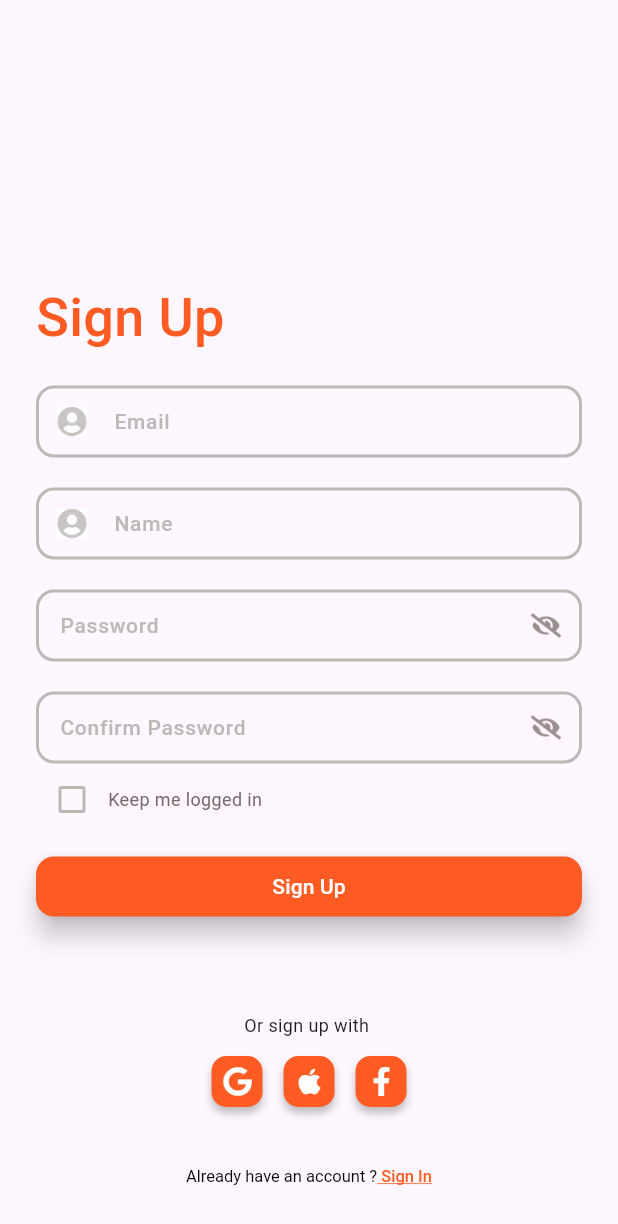
After one commit to robertojanitrasusilo/Si-Kantin, a Flutter app: the screen it shows after launch, after a tap on an icon or button, on a phone screen of 412 x 824 dp. The commit adds this screen. Shown: the top 1224 px of the screen. Run offline on Flutter 3.47's test engine with Material 3 defaults, Android fonts, the phone set to English and light mode, and no system bars; our stand-ins replace google_fonts.

Commit message:
feat(screen) : add sign up page

```diff
--- a/lib/main.dart
+++ b/lib/main.dart
@@ -11,13 +11,19 @@ class MyApp extends StatelessWidget {
 
   @override
   Widget build(BuildContext context) {
-    Size mobileSize = MediaQuery.of(context).size;
     return MaterialApp(
       debugShowCheckedModeBanner: false,
       theme: ThemeData(
           useMaterial3: true,
           textTheme: GoogleFonts.robotoTextTheme(Theme.of(context).textTheme)),
-      home: SignInScreen(),
+      home: SignInPage(),
     );
   }
 }
+
+//* Variable buat ngatur state pada widget
+Size? ratioScreenSize;
+bool isSeePasword = false;
+bool isToSignUp = false;
+bool isChecked = false;
+bool seePasword = false;
--- a/lib/theme.dart
+++ b/lib/theme.dart
@@ -1,5 +1,6 @@
 // Design of the theme
 import 'package:flutter/material.dart';
+import 'package:sikantin/main.dart';
 import 'package:sikantin/views/signin_page.dart';
 // 1. Color
 
--- a/lib/views/signin_page.dart
+++ b/lib/views/signin_page.dart
@@ -1,23 +1,19 @@
 import 'package:flutter/material.dart';
+import 'package:sikantin/main.dart';
 import 'package:sikantin/theme.dart';
+import 'package:sikantin/views/signup_page.dart';
 import 'package:sikantin/widgets/fieldtext.dart';
 import 'package:sikantin/widgets/icon_tombol.dart';
 import 'package:sikantin/widgets/tombol.dart';
 
-Size? ratioScreenSize;
-bool isSeePasword = false;
-
-class SignInScreen extends StatefulWidget {
-  const SignInScreen({super.key});
+class SignInPage extends StatefulWidget {
+  const SignInPage({super.key});
 
   @override
-  State<SignInScreen> createState() => _SignInScreenState();
+  State<SignInPage> createState() => _SignInPageState();
 }
 
-class _SignInScreenState extends State<SignInScreen> {
-  bool isChecked = false;
-  bool seePasword = false;
-
+class _SignInPageState extends State<SignInPage> {
   @override
   Widget build(BuildContext context) {
     ratioScreenSize = MediaQuery.of(context).size;
@@ -26,9 +22,9 @@ class _SignInScreenState extends State<SignInScreen> {
 
     return Scaffold(
         //* Biar bisa ngescroll pas keyboard muncul
-      body: SingleChildScrollView(
+        body: isToSignUp == false
+            ? SingleChildScrollView(
                 child: Stack(
-          alignment: Alignment.center,
                 children: [
                   //* Background ayam kampus
                   Positioned(
@@ -69,10 +65,11 @@ class _SignInScreenState extends State<SignInScreen> {
                           hintText: "Password",
                           isPassword: seePasword == true ? false : true,
                           isSeePasword: Padding(
-                        padding:
-                            EdgeInsets.only(top: 13, bottom: 15, right: 15),
+                              padding: EdgeInsets.only(
+                                  top: 13, bottom: 15, right: 15),
                               child: GestureDetector(
-                          onTap: () => setState(() => seePasword = !seePasword),
+                                onTap: () =>
+                                    setState(() => seePasword = !seePasword),
                                 child: seePasword == true
                                     ? Image.asset('assets/see_password.png')
                                     : Image.asset('assets/hidden_password.png'),
@@ -108,20 +105,23 @@ class _SignInScreenState extends State<SignInScreen> {
                         SizedBox(height: 60),
                         Center(
                           child: Column(children: [
-                      Text('Or sign up with ',
+                            Text('Or sign in with ',
                                 style: regularStyle.copyWith(fontSize: 12)),
                             SizedBox(height: 12),
                             //* Linked Account to socmed
                             Row(children: [
                               Spacer(),
                               IconTombol(
-                            assetImage: "assets/google.png", pressed: () {}),
+                                  assetImage: "assets/google.png",
+                                  pressed: () {}),
                               SizedBox(width: 14),
                               IconTombol(
-                            assetImage: "assets/apple.png", pressed: () {}),
+                                  assetImage: "assets/apple.png",
+                                  pressed: () {}),
                               SizedBox(width: 14),
                               IconTombol(
-                            assetImage: "assets/facebook.png", pressed: () {}),
+                                  assetImage: "assets/facebook.png",
+                                  pressed: () {}),
                               Spacer(),
                             ])
                           ]),
@@ -130,6 +130,10 @@ class _SignInScreenState extends State<SignInScreen> {
                         //* Sign Up
                         Center(
                           child: GestureDetector(
+                            onTap: () => setState(() {
+                              isToSignUp = true;
+                              seePasword = false;
+                            }),
                             child: RichText(
                                 text: TextSpan(
                                     text: "Dont have an account ?",
@@ -149,8 +153,7 @@ class _SignInScreenState extends State<SignInScreen> {
                     ),
                   ),
                 ],
-        ),
-      ),
-    );
+              ))
+            : SignUpPage());
   }
 }
--- /dev/null
+++ b/lib/views/signup_page.dart
@@ -0,0 +1,154 @@
+import 'package:flutter/material.dart';
+import 'package:sikantin/main.dart';
+import 'package:sikantin/theme.dart';
+import 'package:sikantin/views/signin_page.dart';
+import 'package:sikantin/widgets/fieldtext.dart';
+import 'package:sikantin/widgets/icon_tombol.dart';
+import 'package:sikantin/widgets/tombol.dart';
+
+class SignUpPage extends StatefulWidget {
+  const SignUpPage({super.key});
+
+  @override
+  State<SignUpPage> createState() => _SignUpPageState();
+}
+
+class _SignUpPageState extends State<SignUpPage> {
+  @override
+  Widget build(BuildContext context) {
+    if (isToSignUp == false) {
+      return SignInPage();
+    }
+    return Padding(
+      padding: EdgeInsets.symmetric(horizontal: 24),
+      child: SingleChildScrollView(
+        child: Column(crossAxisAlignment: CrossAxisAlignment.start, children: [
+          SizedBox(height: 186),
+          Text('Sign Up',
+              style: mediumStyle.copyWith(fontSize: 36, color: primaryColor)),
+          SizedBox(height: 20),
+          //* Textfield
+          FieldText(
+              labelText: "Email",
+              hintText: "Email",
+              isPassword: false,
+              icon: Padding(
+                  padding: EdgeInsets.only(
+                    top: 14,
+                    bottom: 14,
+                  ),
+                  child: Image.asset('assets/user.png'))),
+          SizedBox(height: 20),
+          FieldText(
+              labelText: "Name",
+              hintText: "Name",
+              isPassword: false,
+              icon: Padding(
+                  padding: EdgeInsets.only(
+                    top: 14,
+                    bottom: 14,
+                  ),
+                  child: Image.asset('assets/user.png'))),
+          SizedBox(height: 20),
+          FieldText(
+              labelText: "Password",
+              hintText: "Password",
+              isPassword: isSeePasword == true ? false : true,
+              isSeePasword: Padding(
+                  padding: EdgeInsets.only(
+                    top: 14,
+                    bottom: 14,
+                  ),
+                  child: GestureDetector(
+                    onTap: () => setState(() => isSeePasword = !isSeePasword),
+                    child: isSeePasword == true
+                        ? Image.asset('assets/see_password.png')
+                        : Image.asset('assets/hidden_password.png'),
+                  ))),
+          SizedBox(height: 20),
+          FieldText(
+              labelText: "Confirm Password",
+              hintText: "Confirm Password",
+              isPassword: isSeePasword == true ? true : false,
+              isSeePasword: Padding(
+                  padding: EdgeInsets.only(
+                    top: 14,
+                    bottom: 14,
+                  ),
+                  child: GestureDetector(
+                    onTap: () => setState(() => isSeePasword = !isSeePasword),
+                    child: isSeePasword == true
+                        ? Image.asset('assets/see_password.png')
+                        : Image.asset('assets/hidden_password.png'),
+                  ))),
+          Row(
+              mainAxisAlignment: MainAxisAlignment.start,
+              crossAxisAlignment: CrossAxisAlignment.center,
+              children: [
+                Checkbox(
+                  side: BorderSide(width: 2, color: grey200),
+                  activeColor: primaryColor,
+                  value: isChecked,
+                  onChanged: (bool? value) {
+                    setState(() {
+                      isChecked = value!;
+                    });
+                  },
+                ),
+                Text('Keep me logged in',
+                    style: regularStyle.copyWith(fontSize: 12, color: grey400)),
+              ]),
+          SizedBox(height: 10),
+          //* Tombol Login
+          Tombol(
+            childContent:
+                Text('Sign Up', style: mediumStyle.copyWith(color: whiteColor)),
+            onPressed: () {},
+            styleButton: primaryButtonStyle,
+          ),
+          SizedBox(height: 60),
+          Center(
+            child: Column(children: [
+              Text('Or sign up with ',
+                  style: regularStyle.copyWith(fontSize: 12)),
+              SizedBox(height: 12),
+              //* Linked Account to socmed
+              Row(children: [
+                Spacer(),
+                IconTombol(assetImage: "assets/google.png", pressed: () {}),
+                SizedBox(width: 14),
+                IconTombol(assetImage: "assets/apple.png", pressed: () {}),
+                SizedBox(width: 14),
+                IconTombol(assetImage: "assets/facebook.png", pressed: () {}),
+                Spacer(),
+              ])
+            ]),
+          ),
+          SizedBox(height: 40),
+          //* Sign In
+          Center(
+            child: GestureDetector(
+              onTap: () => setState(() {
+                isToSignUp = false;
+                isSeePasword = false;
+              }),
+              child: RichText(
+                  text: TextSpan(
+                      text: "Already have an account ?",
+                      style: regularStyle.copyWith(
+                          fontSize: 11, color: Colors.black),
+                      children: [
+                    TextSpan(
+                        text: " Sign In",
+                        style: mediumStyle.copyWith(
+                            fontSize: 11,
+                            color: primaryColor,
+                            decoration: TextDecoration.underline))
+                  ])),
+            ),
+          )
+        ]),
+      ),
+    );
+  }
+}
```
Lines whose indentation alone changed are shown as unchanged.
